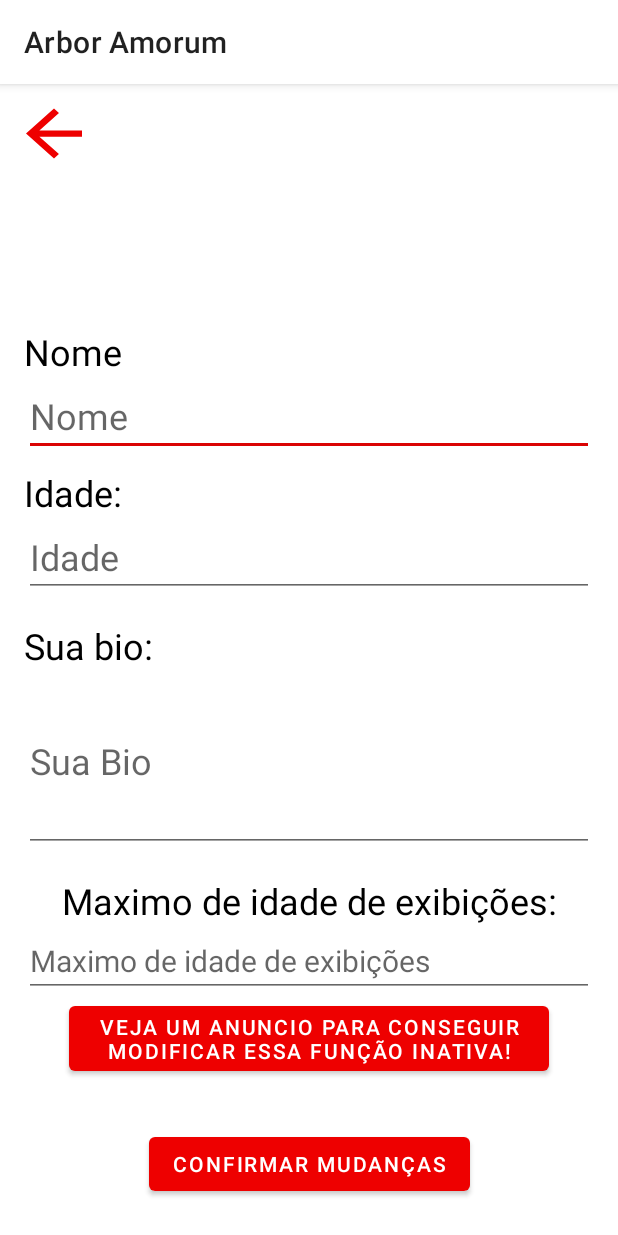
After one commit to HeroRickyGAMES/ArborAmorum_JAVAEdition, an Android app: the ConfiguracoesActivity screen opened directly, with no data from a screen before it, on a phone screen of 412 x 824 dp. The commit adds this screen. Run offline under Robolectric (Android 15) with nearby library versions, the phone set to English and light mode, and no system bars; our stand-ins replace Firebase (no records; nobody signed in at launch, a user with empty details on screens opened directly); pictures from the network do not load; 2 statements that could not run were skipped.

Commit message:
Foi adicionado a opção de edição de informações pessoais!

```diff
--- a/app/src/main/AndroidManifest.xml
+++ b/app/src/main/AndroidManifest.xml
@@ -4,6 +4,8 @@
 
     <uses-permission android:name="android.permission.ACCESS_COARSE_LOCATION" />
     <uses-permission android:name="android.permission.ACCESS_FINE_LOCATION" />
+
+    <uses-permission android:name="android.permission.READ_EXTERNAL_STORAGE"/>
 
 
     <application
@@ -13,6 +15,9 @@
         android:roundIcon="@mipmap/ic_laun"
         android:supportsRtl="true"
         android:theme="@style/Theme.LoveCuteY">
+        <activity
+            android:name=".ConfiguracoesActivity"
+            android:exported="false" />
         <activity
             android:name=".ListUsersActivity"
             android:exported="true" />
--- /dev/null
+++ b/app/src/main/java/com/herorickystudios/lovecutey/ConfiguracoesActivity.java
@@ -0,0 +1,232 @@
+package com.herorickystudios.lovecutey;
+
+import androidx.annotation.NonNull;
+import androidx.annotation.Nullable;
+import androidx.appcompat.app.AppCompatActivity;
+
+import android.app.Activity;
+import android.content.Intent;
+import android.graphics.Bitmap;
+import android.net.Uri;
+import android.os.Bundle;
+import android.provider.MediaStore;
+import android.view.View;
+import android.widget.Button;
+import android.widget.EditText;
+import android.widget.ImageView;
+
+import com.bumptech.glide.Glide;
+import com.bumptech.glide.load.engine.DiskCacheStrategy;
+import com.google.android.gms.tasks.OnFailureListener;
+import com.google.android.gms.tasks.OnSuccessListener;
+import com.google.android.gms.tasks.Task;
+import com.google.firebase.auth.FirebaseAuth;
+import com.google.firebase.database.DataSnapshot;
+import com.google.firebase.database.DatabaseError;
+import com.google.firebase.database.DatabaseReference;
+import com.google.firebase.database.FirebaseDatabase;
+import com.google.firebase.database.ValueEventListener;
+import com.google.firebase.storage.FirebaseStorage;
+import com.google.firebase.storage.StorageReference;
+import com.google.firebase.storage.UploadTask;
+
+import java.io.ByteArrayOutputStream;
+import java.io.IOException;
+import java.util.HashMap;
+import java.util.Map;
+
+//Programado por HeroRickyGames
+
+public class ConfiguracoesActivity extends AppCompatActivity {
+
+    private EditText nameField, idadeField, bioField, idadeProcuraField;
+
+    private Button voltarbtn, Confirmbtn;
+
+    private ImageView profileImage;
+
+    private FirebaseAuth Autenticacao;
+    private DatabaseReference reference;
+
+    private String userID, name, idade, procura, bio, profileImageUrl;
+
+    private Uri resultadoUri;
+
+
+    @Override
+    protected void onCreate(Bundle savedInstanceState) {
+        super.onCreate(savedInstanceState);
+        setContentView(R.layout.activity_configuracoes);
+
+
+
+
+        String userSex = getIntent().getExtras().getString("userSex");
+        String cidade = getIntent().getExtras().getString("cidade");
+        nameField = findViewById(R.id.name);
+        idadeField = findViewById(R.id.idade);
+        bioField = findViewById(R.id.bio);
+        idadeProcuraField = findViewById(R.id.idadePocura);
+
+        profileImage = findViewById(R.id.profileImage);
+
+        voltarbtn = findViewById(R.id.backBTN);
+        Confirmbtn = findViewById(R.id.confirmBtn);
+
+        Autenticacao = FirebaseAuth.getInstance();
+        userID = Autenticacao.getCurrentUser().getUid();
+        reference = FirebaseDatabase.getInstance().getReference().child("Usuarios").child(userSex).child(userID).child(cidade).child("Dados do Usuario");
+
+        getUserInfo();
+
+        profileImage.setOnClickListener(new View.OnClickListener() {
+            @Override
+            public void onClick(View v) {
+                Intent intent = new Intent(Intent.ACTION_PICK);
+                intent.setType("image/*");
+                startActivityForResult(intent, 1);
+            }
+        });
+
+        Confirmbtn.setOnClickListener(new View.OnClickListener() {
+            @Override
+            public void onClick(View v) {
+                saveUserInformation();
+            }
+        });
+
+        voltarbtn.setOnClickListener(new View.OnClickListener() {
+            @Override
+            public void onClick(View v) {
+                finish();
+                return;
+            }
+        });
+    }
+
+    private void getUserInfo() {
+        reference.addListenerForSingleValueEvent(new ValueEventListener() {
+            @Override
+            public void onDataChange(@NonNull DataSnapshot snapshot) {
+                if(snapshot.exists() && snapshot.getChildrenCount()>0){
+
+                    Map<String, Object> map = (Map<String, Object>) snapshot.getValue();
+
+
+                    String nome = snapshot.child("nome").getValue().toString();
+                    String bio = snapshot.child("bio").getValue().toString();
+                    String idade = snapshot.child("idade").getValue().toString();
+
+
+
+                    if(map.get("nome") != null){
+                        name = map.get("nome").toString();
+                        nameField.setText(nome);
+                    }
+                    if(map.get("idade") != null){
+                        idadeField.setText(idade);
+                    }
+                    if(map.get("bio") != null){
+
+                        bioField.setText(bio);
+
+                    }
+                    if(map.get("idadeProcura") != null){
+                        idade = map.get("bio").toString();
+                        nameField.setText(procura);
+                    }
+
+
+
+                    StorageReference filepath = FirebaseStorage.getInstance().getReference().child("ProfileImages").child(userID);
+                    String URL = "https://firebasestorage.googleapis.com/v0/b/lovecutey-95cc0.appspot.com/o/" +  "ProfileImages" + "%2F" + userID + "?alt=media";
+                    Glide.with(getApplication()).load(URL).diskCacheStrategy(DiskCacheStrategy.NONE).skipMemoryCache(true).into(profileImage);
+
+                }
+            }
+
+            @Override
+            public void onCancelled(@NonNull DatabaseError error) {
+
+            }
+        });
+
+    }
+
+
+    private void saveUserInformation() {
+    name = nameField.getText().toString();
+    idade = idadeField.getText().toString();
+    bio = bioField.getText().toString();
+    procura = idadeProcuraField.getText().toString();
+
+        Map userInfo = new HashMap();
+        userInfo.put("nome", name);
+        userInfo.put("idade", idade);
+        userInfo.put("bio", bio);
+        userInfo.put("idadeProcura", procura);
+
+        reference.updateChildren(userInfo);
+        if(resultadoUri != null){
+
+            StorageReference filepath = FirebaseStorage.getInstance().getReference().child("ProfileImages").child(userID);
+            Bitmap bitmap = null;
+
+            try {
+                bitmap = MediaStore.Images.Media.getBitmap(getApplication().getContentResolver(), resultadoUri);
+            } catch (IOException e) {
+                e.printStackTrace();
+            }
+
+            ByteArrayOutputStream baos = new ByteArrayOutputStream();
+            bitmap.compress(Bitmap.CompressFormat.JPEG, 20, baos);
+            byte[] data = baos.toByteArray();
+            UploadTask uploadTask = filepath.putBytes(data);
+            uploadTask.addOnFailureListener(new OnFailureListener() {
+                @Override
+                public void onFailure(@NonNull Exception e) {
+                    finish();
+                }
+            });
+
+            uploadTask.addOnSuccessListener(new OnSuccessListener<UploadTask.TaskSnapshot>() {
+                @Override
+                public void onSuccess(UploadTask.TaskSnapshot taskSnapshot) {
+
+                    Task<Uri> downloadUri = taskSnapshot.getMetadata().getReference().getDownloadUrl();
+
+                    System.out.println(taskSnapshot);
+
+                    userInfo.put("profileImageUri", downloadUri.toString());
+
+                    //userInfo.put("profileImageUrl", downloadUri.toString());
+
+                    reference.updateChildren(userInfo);
+
+                    finish();
+                    return;
+                }
+            });
+
+        }else{
+            finish();
+        }
+
+    }
+
+    @Override
+    protected void onActivityResult(int requestCode, int resultCode, @Nullable Intent data) {
+        super.onActivityResult(requestCode, resultCode, data);
+
+        if(requestCode == 1 && resultCode == Activity.RESULT_OK){
+            final Uri imageUri = data.getData();
+
+            resultadoUri = imageUri;
+
+
+            System.out.println(resultadoUri);
+            profileImage.setImageURI(resultadoUri);
+
+        }
+    }
+}
--- a/app/src/main/java/com/herorickystudios/lovecutey/registerActivity.java
+++ b/app/src/main/java/com/herorickystudios/lovecutey/registerActivity.java
@@ -163,6 +163,7 @@ public class registerActivity extends AppCompatActivity {
                                             referencia.child(genero).child(getUID).child(cidade).child("Dados do Usuario").child("nome").setValue(nome);
                                             referencia.child(genero).child(getUID).child(cidade).child("Dados do Usuario").child("email").setValue(email);
                                             referencia.child(genero).child(getUID).child(cidade).child("Dados do Usuario").child("idade").setValue(idade);
+                                            referencia.child(genero).child(getUID).child(cidade).child("Dados do Usuario").child("bio").setValue("Digite sua Bio!");
                                             referencia.child(genero).child(getUID).child("cidade").setValue(cidade);
                                             referencia.child(genero).child(getUID).child("Genero").setValue(genero);
                                             referencia.child(genero).child(getUID).child(cidade).child("Dados do Usuario").child("cidade").setValue(cidade);
--- a/app/src/main/res/drawable/ic_baseline_arrow_back_24.xml
+++ b/app/src/main/res/drawable/ic_baseline_arrow_back_24.xml
@@ -1,10 +1,5 @@
-<vector xmlns:android="http://schemas.android.com/apk/res/android"
-    android:width="24dp"
-    android:height="24dp"
-    android:viewportWidth="24"
-    android:viewportHeight="24"
-    android:tint="?attr/colorControlNormal">
-  <path
-      android:fillColor="@android:color/white"
-      android:pathData="M20,11H7.83l5.59,-5.59L12,4l-8,8 8,8 1.41,-1.41L7.83,13H20v-2z"/>
+<vector android:height="24dp" android:tint="#000000"
+    android:viewportHeight="24" android:viewportWidth="24"
+    android:width="24dp" xmlns:android="http://schemas.android.com/apk/res/android">
+    <path android:fillColor="@android:color/white" android:pathData="M20,11H7.83l5.59,-5.59L12,4l-8,8 8,8 1.41,-1.41L7.83,13H20v-2z"/>
 </vector>
--- /dev/null
+++ b/app/src/main/res/layout/activity_configuracoes.xml
@@ -0,0 +1,177 @@
+<?xml version="1.0" encoding="utf-8"?>
+<androidx.constraintlayout.widget.ConstraintLayout xmlns:android="http://schemas.android.com/apk/res/android"
+    xmlns:app="http://schemas.android.com/apk/res-auto"
+    xmlns:tools="http://schemas.android.com/tools"
+    android:layout_width="match_parent"
+    android:layout_height="match_parent"
+    tools:context=".ConfiguracoesActivity">
+
+    <ImageView
+        android:id="@+id/profileImage"
+        android:layout_width="0dp"
+        android:layout_height="0dp"
+        android:layout_marginStart="20dp"
+        android:layout_marginTop="20dp"
+        android:layout_marginEnd="20dp"
+        app:layout_constraintBottom_toTopOf="@+id/guideline3"
+        app:layout_constraintEnd_toEndOf="parent"
+        app:layout_constraintStart_toStartOf="parent"
+        app:layout_constraintTop_toTopOf="parent"
+        tools:srcCompat="@android:mipmap/sym_def_app_icon"
+        tools:visibility="visible" />
+
+    <EditText
+        android:id="@+id/name"
+        android:layout_width="0dp"
+        android:layout_height="wrap_content"
+        android:layout_marginStart="16dp"
+        android:layout_marginEnd="16dp"
+        android:ems="10"
+        android:hint="Nome"
+        android:inputType="textPersonName|text"
+        android:textColor="#000000"
+        android:textSize="24sp"
+        app:layout_constraintEnd_toEndOf="parent"
+        app:layout_constraintStart_toStartOf="parent"
+        app:layout_constraintTop_toBottomOf="@+id/textView5" />
+
+    <EditText
+        android:id="@+id/idade"
+        android:layout_width="0dp"
+        android:layout_height="wrap_content"
+        android:layout_marginStart="16dp"
+        android:layout_marginEnd="16dp"
+        android:ems="10"
+        android:hint="Idade"
+        android:inputType="number"
+        android:textColor="#000000"
+        android:textSize="24sp"
+        app:layout_constraintEnd_toEndOf="parent"
+        app:layout_constraintStart_toStartOf="parent"
+        app:layout_constraintTop_toBottomOf="@+id/textView6" />
+
+    <EditText
+        android:id="@+id/bio"
+        android:layout_width="0dp"
+        android:layout_height="121dp"
+        android:layout_marginStart="16dp"
+        android:layout_marginEnd="16dp"
+        android:ems="10"
+        android:hint="Sua Bio"
+        android:inputType="textMultiLine|text"
+        android:singleLine="false"
+        android:textColor="#000000"
+        android:textSize="24sp"
+        app:layout_constraintEnd_toEndOf="parent"
+        app:layout_constraintStart_toStartOf="parent"
+        app:layout_constraintTop_toBottomOf="@+id/textView8" />
+
+    <EditText
+        android:id="@+id/idadePocura"
+        android:layout_width="0dp"
+        android:layout_height="wrap_content"
+        android:layout_marginStart="16dp"
+        android:layout_marginEnd="16dp"
+        android:ems="10"
+        android:hint="Maximo de idade de exibições"
+        android:inputType="number"
+        android:textColor="#000000"
+        android:textSize="20sp"
+        app:layout_constraintEnd_toEndOf="parent"
+        app:layout_constraintStart_toStartOf="parent"
+        app:layout_constraintTop_toBottomOf="@+id/textView7" />
+
+    <Button
+        android:id="@+id/viewAD"
+        android:layout_width="wrap_content"
+        android:layout_height="wrap_content"
+        android:text="Veja um anuncio para conseguir modificar essa função inativa!"
+        app:layout_constraintEnd_toEndOf="parent"
+        app:layout_constraintHorizontal_bias="0.498"
+        app:layout_constraintStart_toStartOf="parent"
+        app:layout_constraintTop_toBottomOf="@+id/idadePocura" />
+
+    <Button
+        android:id="@+id/confirmBtn"
+        android:layout_width="wrap_content"
+        android:layout_height="wrap_content"
+        android:layout_marginBottom="24dp"
+        android:text="Confirmar mudanças"
+        app:layout_constraintBottom_toBottomOf="parent"
+        app:layout_constraintEnd_toEndOf="parent"
+        app:layout_constraintStart_toStartOf="parent" />
+
+    <Button
+        android:id="@+id/backBTN"
+        android:layout_width="56dp"
+        android:layout_height="50dp"
+        android:layout_marginStart="8dp"
+        android:layout_marginTop="8dp"
+        android:background="@drawable/ic_baseline_arrow_back_24"
+        app:layout_constraintStart_toStartOf="parent"
+        app:layout_constraintTop_toTopOf="parent" />
+
+    <TextView
+        android:id="@+id/textView5"
+        android:layout_width="wrap_content"
+        android:layout_height="wrap_content"
+        android:layout_marginStart="16dp"
+        android:layout_marginTop="16dp"
+        android:text="Nome"
+        android:textAlignment="viewStart"
+        android:textSize="24sp"
+        app:layout_constraintEnd_toEndOf="parent"
+        app:layout_constraintHorizontal_bias="0.0"
+        app:layout_constraintStart_toStartOf="parent"
+        app:layout_constraintTop_toBottomOf="@+id/profileImage" />
+
+    <TextView
+        android:id="@+id/textView6"
+        android:layout_width="wrap_content"
+        android:layout_height="wrap_content"
+        android:layout_marginStart="16dp"
+        android:layout_marginTop="8dp"
+        android:text="Idade:"
+        android:textAlignment="viewStart"
+        android:textSize="24sp"
+        app:layout_constraintEnd_toEndOf="parent"
+        app:layout_constraintHorizontal_bias="0.0"
+        app:layout_constraintStart_toStartOf="parent"
+        app:layout_constraintTop_toBottomOf="@+id/name" />
+
+    <TextView
+        android:id="@+id/textView7"
+        android:layout_width="wrap_content"
+        android:layout_height="wrap_content"
+        android:layout_marginStart="16dp"
+        android:layout_marginTop="16dp"
+        android:layout_marginEnd="16dp"
+        android:text="Maximo de idade de exibições:"
+        android:textAlignment="viewStart"
+        android:textSize="24sp"
+        app:layout_constraintEnd_toEndOf="parent"
+        app:layout_constraintStart_toStartOf="parent"
+        app:layout_constraintTop_toBottomOf="@+id/bio" />
+
+    <androidx.constraintlayout.widget.Guideline
+        android:id="@+id/guideline3"
+        android:layout_width="wrap_content"
+        android:layout_height="0dp"
+        android:orientation="horizontal"
+        app:layout_constraintGuide_percent="0.19" />
+
+    <TextView
+        android:id="@+id/textView8"
+        android:layout_width="wrap_content"
+        android:layout_height="wrap_content"
+        android:layout_marginStart="16dp"
+        android:layout_marginTop="16dp"
+        android:layout_marginEnd="16dp"
+        android:text="Sua bio:"
+        android:textSize="24sp"
+        app:layout_constraintEnd_toEndOf="parent"
+        app:layout_constraintHorizontal_bias="0.0"
+        app:layout_constraintStart_toStartOf="parent"
+        app:layout_constraintTop_toBottomOf="@+id/idade" />
+
+</androidx.constraintlayout.widget.ConstraintLayout>
--- a/app/src/main/res/values/strings.xml
+++ b/app/src/main/res/values/strings.xml
@@ -17,6 +17,7 @@
     <string name="login_failed">"O login falhou... Contate o programador do Apliativo ou veja os status do servidor!"</string>
     <string name="title_activity_register">RegisterActivity</string>
     <string name="deslogar">Deslogar</string>
+    <string name="config">Configurações</string>
     <string name="masculino">Masculino</string>
     <string name="feminino">Feminino</string>
     <string name="gay">Gay</string>
```
Also changed, not shown: app/build.gradle (+7 -0 lines), app/src/main/java/com/herorickystudios/lovecutey/ListUsersActivity.java (+55 -0 lines), app/src/main/java/com/herorickystudios/lovecutey/cards.java (+13 -0 lines), app/src/main/res/layout/activity_list_users.xml (+9 -0 lines).
